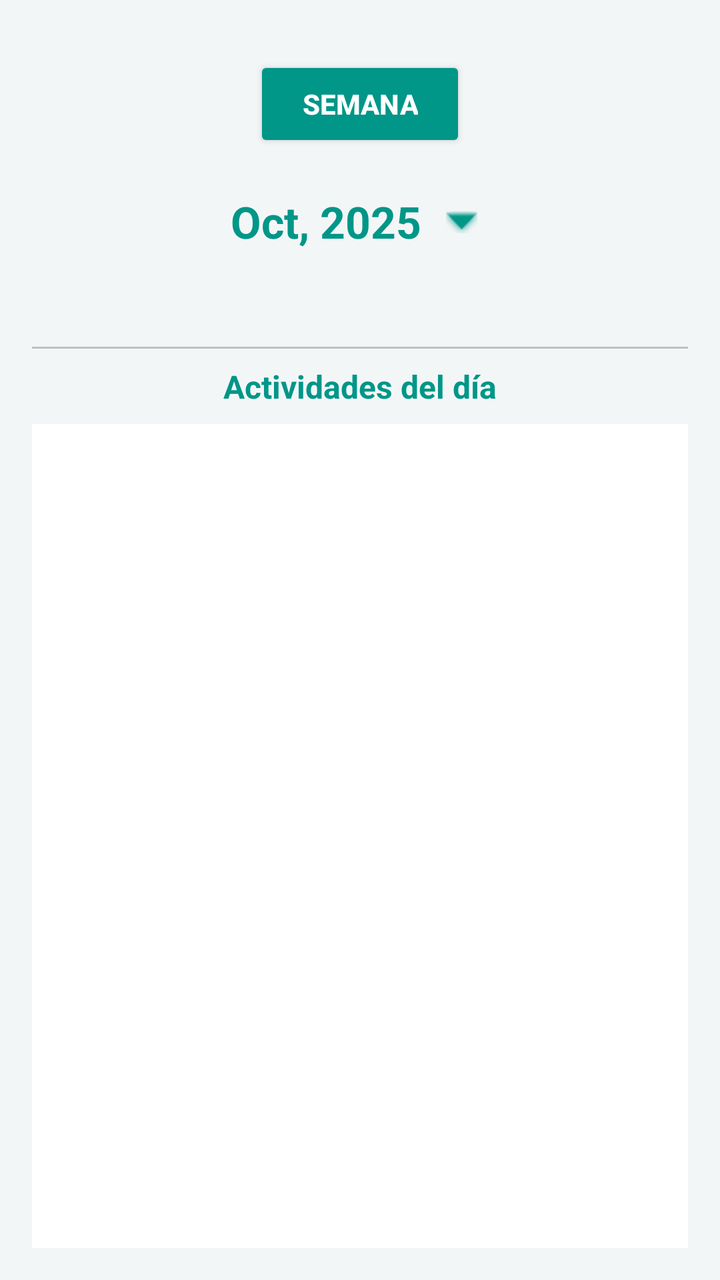
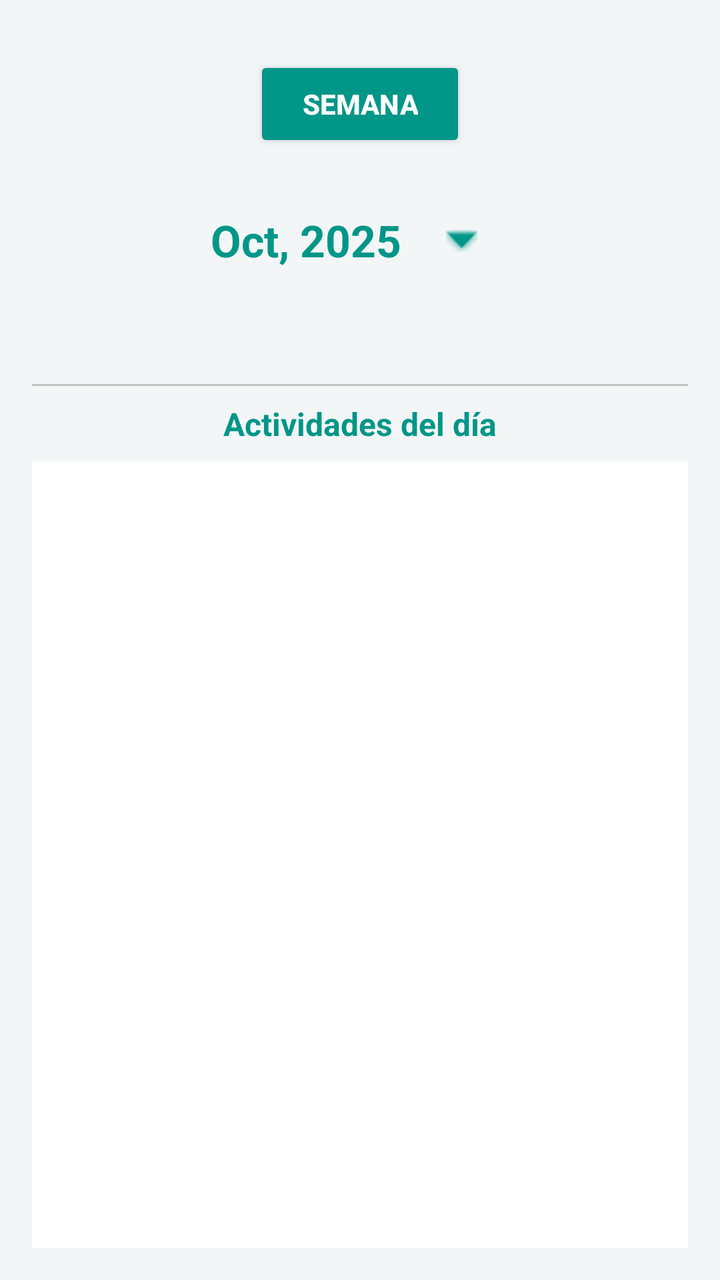

Two renders of the same Android screen: before a commit and after it. Below are the layout's source before the change and the commit's diff.
<!-- AndroidManifest.xml: application theme AppTheme -->
<!-- res/layout/activity_calendar.xml -->
<?xml version="1.0" encoding="utf-8"?>
<LinearLayout xmlns:android="http://schemas.android.com/apk/res/android"
    xmlns:tools="http://schemas.android.com/tools"
    android:layout_width="match_parent"
    android:layout_height="match_parent"
    android:orientation="vertical"
    android:background="#F3F6F7"
    android:padding="16dp">

    
    <Button
        android:id="@+id/btnSemana"
        android:layout_width="wrap_content"
        android:layout_height="wrap_content"
        android:text="SEMANA"
        android:textAllCaps="true"
        android:textColor="#FFFFFF"
        android:backgroundTint="#009688"
        android:textStyle="bold"
        android:paddingHorizontal="24dp"
        android:paddingVertical="8dp"
        android:layout_gravity="center_horizontal"
        android:layout_marginTop="12dp"
        android:layout_marginBottom="20dp" />

    
    <LinearLayout
        android:layout_width="wrap_content"
        android:layout_height="wrap_content"
        android:orientation="horizontal"
        android:layout_gravity="center_horizontal"
        android:gravity="center">

        <TextView
            android:id="@+id/txtMesAnio"
            android:layout_width="wrap_content"
            android:layout_height="wrap_content"
            android:text="Oct, 2025"
            android:textColor="#009688"
            android:textStyle="bold"
            android:textSize="22sp"
            android:layout_marginEnd="6dp" />

        <ImageButton
            android:id="@+id/btnCambiarMes"
            android:layout_width="28dp"
            android:layout_height="28dp"
            android:background="@android:color/transparent"
            android:src="@android:drawable/arrow_down_float"
            android:tint="#009688"
            android:contentDescription="Cambiar mes"
            tools:ignore="UseAppTint" />
    </LinearLayout>

    
    <HorizontalScrollView
        android:layout_width="match_parent"
        android:layout_height="wrap_content"
        android:scrollbars="none"
        android:layout_marginTop="24dp"
        android:layout_marginBottom="16dp">

        <LinearLayout
            android:id="@+id/contenedorDias"
            android:layout_width="wrap_content"
            android:layout_height="wrap_content"
            android:orientation="horizontal"
            android:gravity="center"
            android:paddingVertical="4dp"
            android:paddingHorizontal="8dp" />
    </HorizontalScrollView>

    
    <View
        android:layout_width="match_parent"
        android:layout_height="1dp"
        android:background="#C0C0C0"
        android:layout_marginBottom="8dp" />

    
    <TextView
        android:id="@+id/txtTituloActividades"
        android:layout_width="match_parent"
        android:layout_height="wrap_content"
        android:text="Actividades del día"
        android:textColor="#009688"
        android:textStyle="bold"
        android:textSize="16sp"
        android:gravity="center_horizontal"
        android:layout_marginBottom="8dp" />

    
    <ListView
        android:id="@+id/listActividades"
        android:layout_width="match_parent"
        android:layout_height="0dp"
        android:layout_weight="1"
        android:background="#FFFFFF"
        android:divider="@android:color/darker_gray"
        android:dividerHeight="1dp"
        android:padding="8dp" />

</LinearLayout>
<!-- resources referenced by this layout -->
<resources>
  <color name="md_theme_primary">#036B5D</color>
  <color name="md_theme_onPrimary">#FFFFFF</color>
  <color name="md_theme_primaryContainer">#9FF2E0</color>
  <color name="md_theme_onPrimaryContainer">#005045</color>
  <color name="md_theme_secondary">#016B5D</color>
  <color name="md_theme_onSecondary">#FFFFFF</color>
  <color name="md_theme_secondaryContainer">#9FF2E1</color>
  <color name="md_theme_onSecondaryContainer">#005046</color>
  <color name="md_theme_tertiary">#016B5D</color>
  <color name="md_theme_onTertiary">#FFFFFF</color>
  <color name="md_theme_tertiaryContainer">#9FF2E1</color>
  <color name="md_theme_onTertiaryContainer">#005046</color>
  <color name="md_theme_error">#BA1A1A</color>
  <color name="md_theme_onError">#FFFFFF</color>
  <color name="md_theme_errorContainer">#FFDAD6</color>
  <color name="md_theme_onErrorContainer">#93000A</color>
  <color name="md_theme_background">#F5FBF7</color>
  <color name="md_theme_onBackground">#171D1B</color>
  <color name="md_theme_surface">#F5FBF7</color>
  <color name="md_theme_onSurface">#171D1B</color>
  <color name="md_theme_surfaceVariant">#DAE5E1</color>
  <color name="md_theme_onSurfaceVariant">#3F4946</color>
  <color name="md_theme_outline">#6F7976</color>
  <color name="md_theme_outlineVariant">#BEC9C5</color>
  <color name="md_theme_inverseSurface">#2B3230</color>
  <color name="md_theme_inverseOnSurface">#ECF2EF</color>
  <color name="md_theme_inversePrimary">#84D5C4</color>
  <color name="md_theme_primaryFixed">#9FF2E0</color>
  <color name="md_theme_onPrimaryFixed">#00201B</color>
  <color name="md_theme_primaryFixedDim">#84D5C4</color>
  <color name="md_theme_onPrimaryFixedVariant">#005045</color>
  <color name="md_theme_secondaryFixed">#9FF2E1</color>
  <color name="md_theme_onSecondaryFixed">#00201B</color>
  <color name="md_theme_secondaryFixedDim">#83D5C5</color>
  <color name="md_theme_onSecondaryFixedVariant">#005046</color>
  <color name="md_theme_tertiaryFixed">#9FF2E1</color>
  <color name="md_theme_onTertiaryFixed">#00201B</color>
  <color name="md_theme_tertiaryFixedDim">#83D5C5</color>
  <color name="md_theme_onTertiaryFixedVariant">#005046</color>
  <color name="md_theme_surfaceDim">#D5DBD8</color>
  <color name="md_theme_surfaceBright">#F5FBF7</color>
  <color name="md_theme_surfaceContainerLowest">#FFFFFF</color>
  <color name="md_theme_surfaceContainerLow">#EFF5F2</color>
  <color name="md_theme_surfaceContainer">#E9EFEC</color>
  <color name="md_theme_surfaceContainerHigh">#E3EAE6</color>
  <color name="md_theme_surfaceContainerHighest">#DEE4E1</color>
  <!-- unchanged entries left out for length: 1 -->
</resources>

<!-- the commit's change to res/layout/activity_calendar.xml (unified diff, before → after) -->
@@ -43,8 +43,8 @@
 
         <ImageButton
             android:id="@+id/btnCambiarMes"
-            android:layout_width="28dp"
-            android:layout_height="28dp"
+            android:layout_width="48dp"
+            android:layout_height="48dp"
             android:background="@android:color/transparent"
             android:src="@android:drawable/arrow_down_float"
             android:tint="#009688"
@@ -67,7 +67,7 @@
             android:orientation="horizontal"
             android:gravity="center"
             android:paddingVertical="4dp"
-            android:paddingHorizontal="8dp" />
+            android:paddingHorizontal="16dp" />
     </HorizontalScrollView>
 
     
